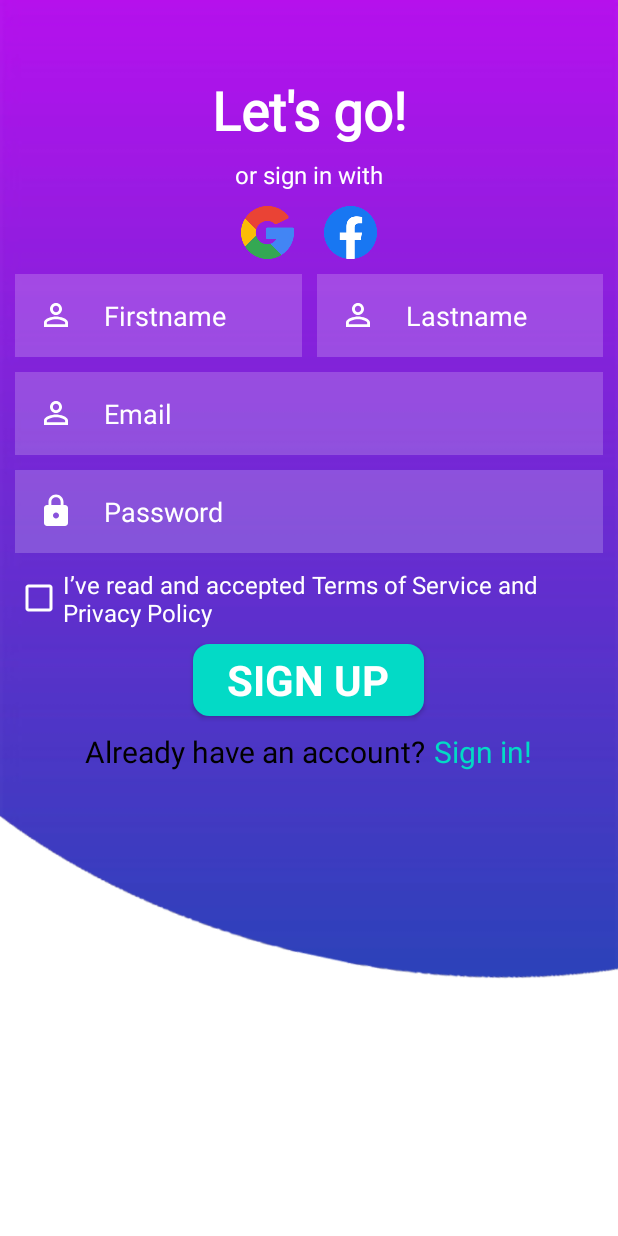
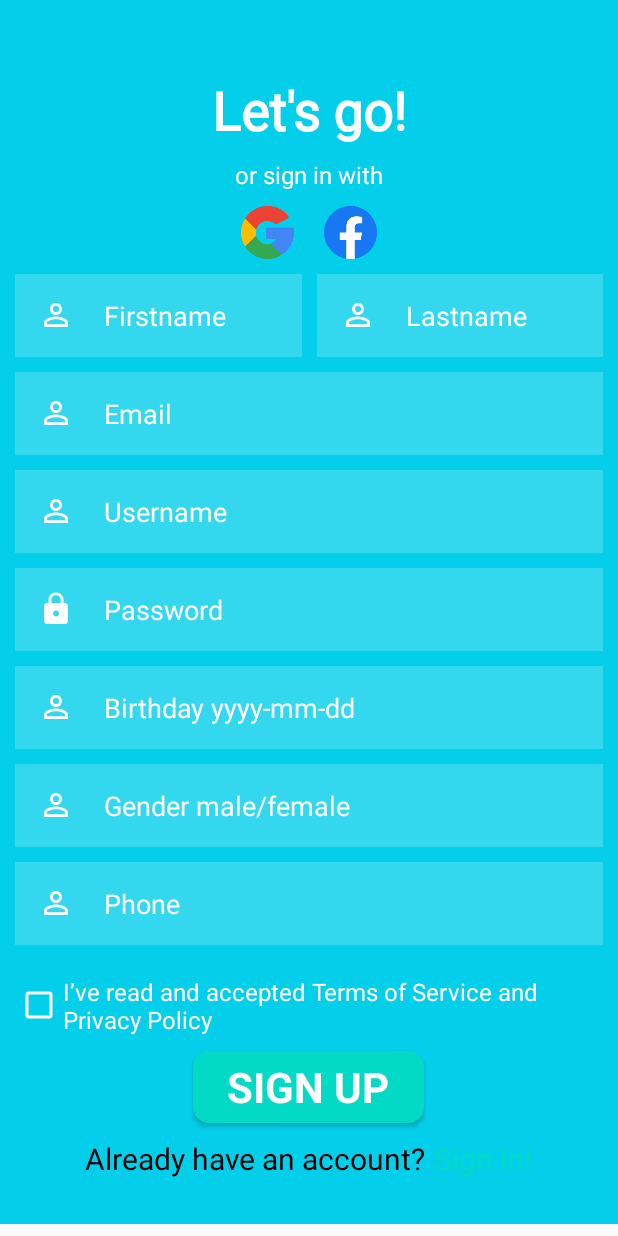
Before and after one commit to vietpham102301/Hotel-Booking-mobile, an Android app: the SignUpActivity screen opened directly, with no data from a screen before it, on a phone screen of 412 x 824 dp. Run offline under Robolectric (Android 15) with nearby library versions, the phone set to English and light mode, and no system bars; Roboto replaces fonts that are not available here.

Commit message:
ft/signin

```diff
--- a/app/src/main/java/com/example/hotelbooking/PaymentActivity.java
+++ b/app/src/main/java/com/example/hotelbooking/PaymentActivity.java
@@ -244,7 +244,6 @@ public class PaymentActivity extends AppCompatActivity implements AdapterView.On
         startActivity(intent);
     }
 
-    IResponseAPI iResponseAPI;
     public void makeOrderRequest(){
         Thread thread = new Thread(() -> {
             try  {
--- a/app/src/main/res/layout/signin_app.xml
+++ b/app/src/main/res/layout/signin_app.xml
@@ -4,7 +4,7 @@
     xmlns:tools="http://schemas.android.com/tools"
     android:layout_width="match_parent"
     android:layout_height="match_parent"
-    android:background="@drawable/background_signin">
+    android:background="@color/gray">
 
     <TextView
         android:id="@+id/signin"
--- a/app/src/main/res/layout/signup_app.xml
+++ b/app/src/main/res/layout/signup_app.xml
@@ -1,10 +1,17 @@
 <?xml version="1.0" encoding="utf-8"?>
+<ScrollView xmlns:android="http://schemas.android.com/apk/res/android"
+    xmlns:app="http://schemas.android.com/apk/res-auto"
+    xmlns:tools="http://schemas.android.com/tools"
+    android:layout_width="match_parent"
+    android:layout_height="match_parent"
+    android:paddingTop="0dp"
+    tools:context=".PaymentActivity">
     <RelativeLayout xmlns:android="http://schemas.android.com/apk/res/android"
         xmlns:app="http://schemas.android.com/apk/res-auto"
         xmlns:tools="http://schemas.android.com/tools"
         android:layout_width="match_parent"
         android:layout_height="match_parent"
-    android:background="@drawable/background_signin">
+        android:background="#04CFEA">
 
         <TextView
             android:id="@+id/signup"
@@ -107,12 +114,28 @@
             android:padding="15dp"
             android:textColor="@color/white"
             android:textColorHint="@color/white" />
+        <EditText
+            android:id="@+id/usernameEditTxt"
+            android:layout_width="match_parent"
+            android:layout_height="wrap_content"
+            android:layout_below="@+id/edt_email"
+            android:layout_marginStart="10dp"
+            android:layout_marginTop="0dp"
+            android:layout_marginEnd="10dp"
+            android:layout_marginBottom="10dp"
+            android:background="#30ffffff"
+            android:drawableLeft="@drawable/ic_baseline_person_outline_24"
+            android:drawablePadding="20dp"
+            android:hint="Username"
+            android:padding="15dp"
+            android:textColor="@color/white"
+            android:textColorHint="@color/white" />
 
         <EditText
             android:id="@+id/password_signup"
             android:layout_width="match_parent"
             android:layout_height="wrap_content"
-        android:layout_below="@id/edt_email"
+            android:layout_below="@id/usernameEditTxt"
             android:layout_marginStart="10dp"
             android:layout_marginEnd="10dp"
             android:background="#30ffffff"
@@ -124,9 +147,58 @@
             android:textColor="@color/white"
             android:textColorHint="@color/white" />
 
+        <EditText
+            android:id="@+id/birthdayEditTxt"
+            android:layout_width="match_parent"
+            android:layout_height="wrap_content"
+            android:layout_below="@+id/password_signup"
+            android:layout_marginStart="10dp"
+            android:layout_marginTop="10dp"
+            android:layout_marginEnd="10dp"
+            android:layout_marginBottom="10dp"
+            android:background="#30ffffff"
+            android:drawableLeft="@drawable/ic_baseline_person_outline_24"
+            android:drawablePadding="20dp"
+            android:hint="Birthday yyyy-mm-dd"
+            android:padding="15dp"
+            android:textColor="@color/white"
+            android:textColorHint="@color/white" />
+        <EditText
+            android:id="@+id/genderEditTxt"
+            android:layout_width="match_parent"
+            android:layout_height="wrap_content"
+            android:layout_below="@+id/birthdayEditTxt"
+            android:layout_marginStart="10dp"
+            android:layout_marginTop="0dp"
+            android:layout_marginEnd="10dp"
+            android:layout_marginBottom="10dp"
+            android:background="#30ffffff"
+            android:drawableLeft="@drawable/ic_baseline_person_outline_24"
+            android:drawablePadding="20dp"
+            android:hint="Gender male/female"
+            android:padding="15dp"
+            android:textColor="@color/white"
+            android:textColorHint="@color/white" />
+        <EditText
+            android:id="@+id/phoneEditTxt"
+            android:layout_width="match_parent"
+            android:layout_height="wrap_content"
+            android:layout_below="@+id/genderEditTxt"
+            android:layout_marginStart="10dp"
+            android:layout_marginTop="0dp"
+            android:layout_marginEnd="10dp"
+            android:layout_marginBottom="10dp"
+            android:background="#30ffffff"
+            android:drawableLeft="@drawable/ic_baseline_person_outline_24"
+            android:drawablePadding="20dp"
+            android:hint="Phone"
+            android:padding="15dp"
+            android:textColor="@color/white"
+            android:textColorHint="@color/white" />
+
         <CheckBox
             android:id="@+id/check1"
-        android:layout_below="@+id/password_signup"
+            android:layout_below="@+id/phoneEditTxt"
             android:layout_width="wrap_content"
             android:layout_height="wrap_content"
             android:layout_marginStart="10dp"
@@ -156,6 +228,7 @@
             android:textSize="28sp" />
 
         <LinearLayout
+            android:layout_marginBottom="30dp"
             android:layout_width="wrap_content"
             android:layout_height="wrap_content"
             android:layout_below="@id/btn_signup"
@@ -183,3 +256,4 @@
 
 
     </RelativeLayout>
+</ScrollView>
```
Also changed, not shown: app/src/main/java/com/example/hotelbooking/OrderHistory.java (+14 -1 lines), app/src/main/java/com/example/hotelbooking/order/adapter/HotelRecViewAdapter.java (+26 -8 lines), app/src/main/res/drawable/background_signin.png (deleted), app/src/main/res/drawable/backround_signin.png (added). Lines whose indentation alone changed are shown as unchanged.
